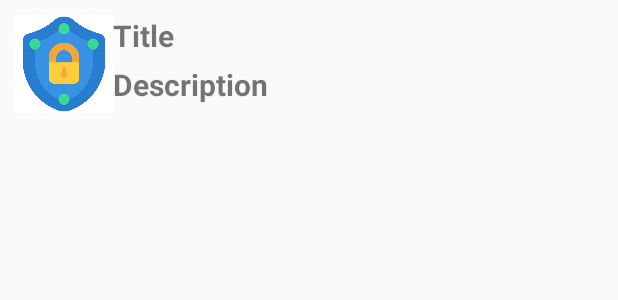
After one commit to secMP/PrivacyPref_Android, an Android app built with Jetpack Compose: the layout notificationlayout.xml on its own in the app's theme, with its tools: preview values and no code run, on a phone screen of 412 x 824 dp. The commit adds this screen. Shown: the top 300 px of the screen. Run offline under Robolectric (Android 15) with nearby library versions, the phone set to English and light mode, and no system bars.

Commit message:
Basic Notification Working

```diff
--- /dev/null
+++ b/app/src/main/res/layout/notificationlayout.xml
@@ -0,0 +1,37 @@
+<?xml version="1.0" encoding="utf-8"?>
+<RelativeLayout xmlns:android="http://schemas.android.com/apk/res/android"
+    android:orientation="vertical"
+    android:layout_width="match_parent"
+    android:layout_height="wrap_content">
+
+    <RelativeLayout
+        android:layout_width="match_parent"
+        android:layout_height="match_parent">
+        <ImageView
+            android:id="@+id/appLogo"
+            android:layout_marginStart="10dp"
+            android:layout_marginTop="10dp"
+            android:layout_width="65dp"
+            android:layout_height="65dp"
+            android:src="@drawable/notifyicon"/>
+        <TextView
+            android:id="@+id/titleNotify"
+            android:layout_width="wrap_content"
+            android:layout_height="wrap_content"
+            android:text="@string/title"
+            android:textSize="20sp"
+            android:textStyle="bold"
+            android:layout_toEndOf="@+id/appLogo"
+            android:layout_marginTop="10dp"/>
+        <TextView
+            android:id="@+id/descriptionNotify"
+            android:layout_width="wrap_content"
+            android:layout_height="wrap_content"
+            android:text="@string/description"
+            android:textSize="20sp"
+            android:textStyle="bold"
+            android:layout_below="@id/titleNotify"
+            android:layout_toEndOf="@id/appLogo"
+            android:layout_marginTop="5dp"/>
+    </RelativeLayout>
+</RelativeLayout>
--- a/app/src/main/res/values/strings.xml
+++ b/app/src/main/res/values/strings.xml
@@ -1,3 +1,6 @@
 <resources>
     <string name="app_name">PrivacyPref_Android</string>
+    <string name="title">Title</string>
+    <string name="description">Description</string>
+    <string name="default_notification_channel_id">privacyNotificationChannel</string>
 </resources>
```
Also changed, not shown: app/src/main/AndroidManifest.xml (+8 -4 lines), app/src/main/java/com/example/privacypref_android/MainActivity.kt (+44 -0 lines), app/src/main/java/com/example/privacypref_android/MyFirebaseMessagingService.kt (+48 -1 lines), app/src/main/res/drawable/notifyicon.png (renamed from app/src/main/res/drawable/NotificationIconIcon.png).
